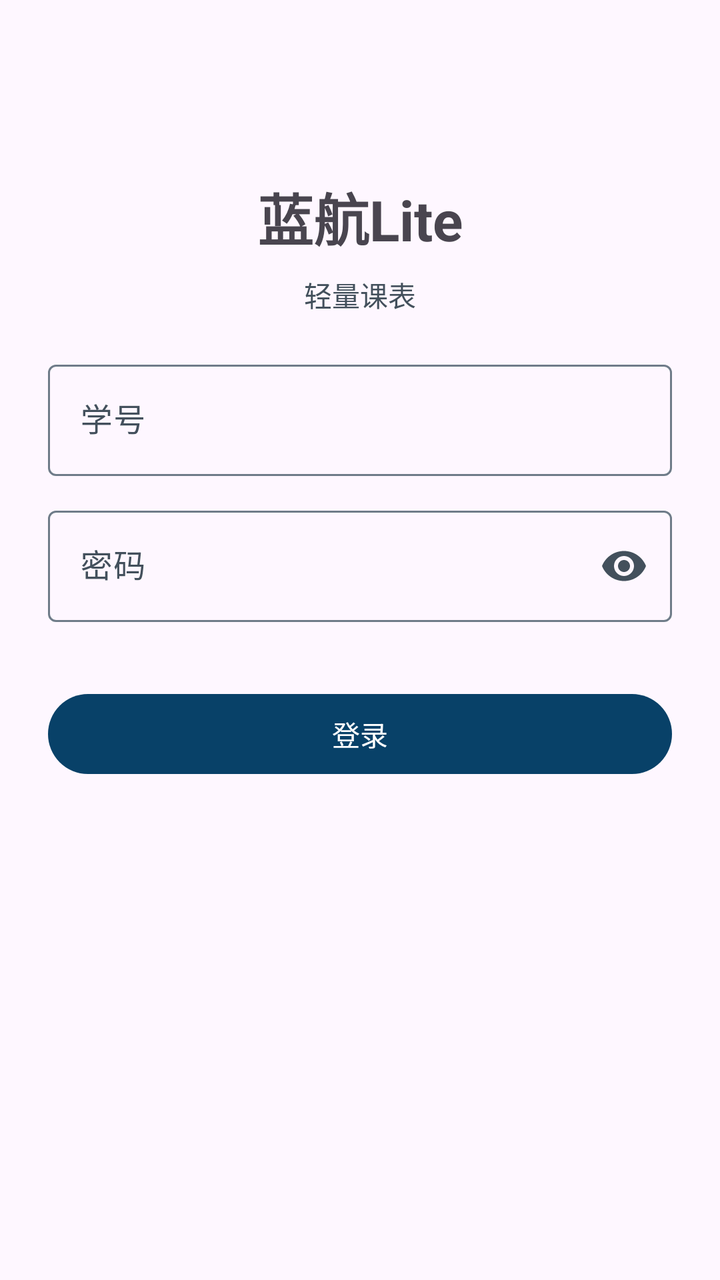
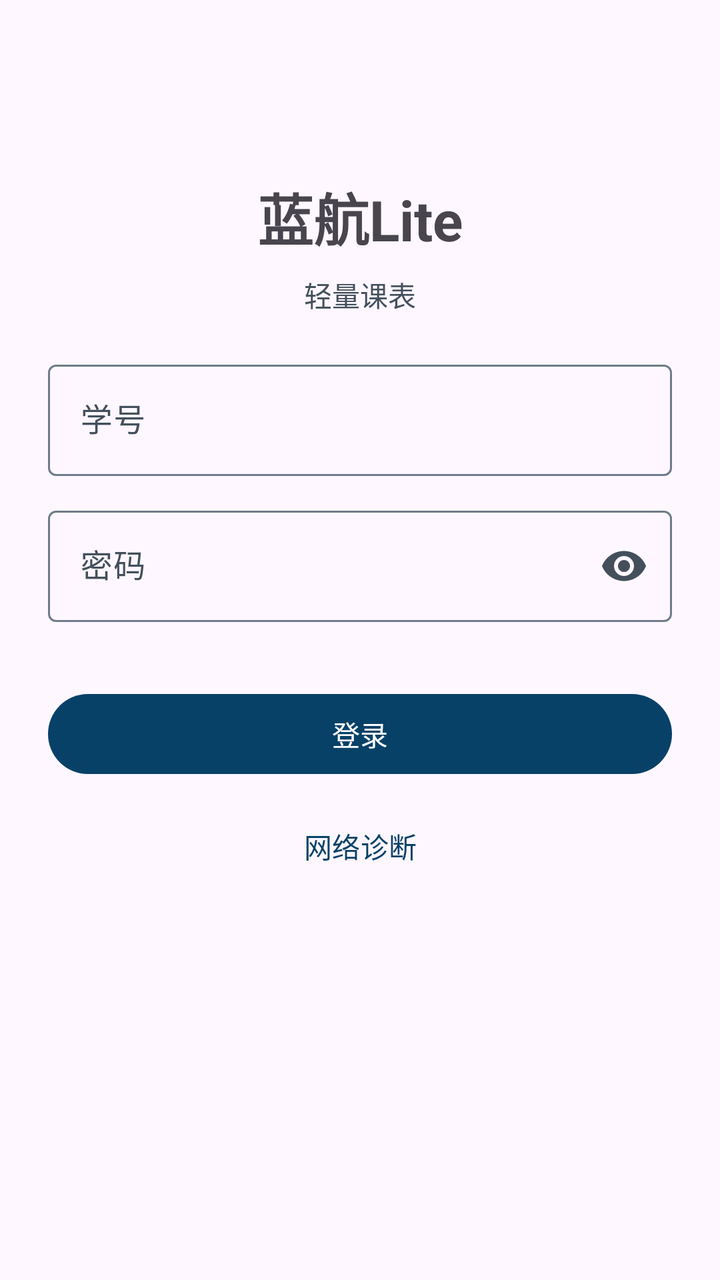

Screens rendered from an Android XML layout before and after an edit, with the pre-edit source and the edit as a unified diff.
<!-- AndroidManifest.xml: application theme Theme.LanhangLite -->
<!-- res/layout/activity_login.xml -->
<?xml version="1.0" encoding="utf-8"?>
<androidx.constraintlayout.widget.ConstraintLayout xmlns:android="http://schemas.android.com/apk/res/android"
    xmlns:app="http://schemas.android.com/apk/res-auto"
    android:layout_width="match_parent"
    android:layout_height="match_parent"
    android:padding="24dp">

    <TextView
        android:id="@+id/title"
        android:layout_width="wrap_content"
        android:layout_height="wrap_content"
        android:layout_marginTop="64dp"
        android:text="@string/app_name"
        android:textSize="@dimen/text_headline_medium"
        android:textStyle="bold"
        app:layout_constraintEnd_toEndOf="parent"
        app:layout_constraintStart_toStartOf="parent"
        app:layout_constraintTop_toTopOf="parent" />

    <TextView
        android:layout_width="wrap_content"
        android:layout_height="wrap_content"
        android:layout_marginTop="8dp"
        android:text="@string/login_subtitle"
        android:textColor="?attr/colorOnSurfaceVariant"
        app:layout_constraintEnd_toEndOf="parent"
        app:layout_constraintStart_toStartOf="parent"
        app:layout_constraintTop_toBottomOf="@id/title" />

    <com.google.android.material.textfield.TextInputLayout
        android:id="@+id/usernameLayout"
        android:layout_width="match_parent"
        android:layout_height="wrap_content"
        android:layout_marginTop="48dp"
        android:hint="@string/username_hint"
        app:layout_constraintTop_toBottomOf="@id/title">

        <com.google.android.material.textfield.TextInputEditText
            android:id="@+id/usernameInput"
            android:layout_width="match_parent"
            android:layout_height="wrap_content"
            android:inputType="text"
            android:maxLines="1" />
    </com.google.android.material.textfield.TextInputLayout>

    <com.google.android.material.textfield.TextInputLayout
        android:id="@+id/passwordLayout"
        android:layout_width="match_parent"
        android:layout_height="wrap_content"
        android:layout_marginTop="12dp"
        android:hint="@string/password_hint"
        app:endIconMode="password_toggle"
        app:layout_constraintTop_toBottomOf="@id/usernameLayout">

        <com.google.android.material.textfield.TextInputEditText
            android:id="@+id/passwordInput"
            android:layout_width="match_parent"
            android:layout_height="wrap_content"
            android:inputType="textPassword"
            android:maxLines="1" />
    </com.google.android.material.textfield.TextInputLayout>

    <com.google.android.material.button.MaterialButton
        android:id="@+id/loginButton"
        android:layout_width="match_parent"
        android:layout_height="@dimen/touch_target_min"
        android:layout_marginTop="32dp"
        android:text="@string/login"
        app:layout_constraintTop_toBottomOf="@id/passwordLayout" />

</androidx.constraintlayout.widget.ConstraintLayout>
<!-- resources referenced by this layout -->
<resources>
  <dimen name="text_headline_medium">28sp</dimen>
  <dimen name="touch_target_min">48dp</dimen>
  <string name="app_name">蓝航Lite</string>
  <string name="login">登录</string>
  <string name="login_subtitle">轻量课表</string>
  <string name="password_hint">密码</string>
  <string name="username_hint">学号</string>
  <style name="Theme.LanhangLite" parent="Base.Theme.LanhangLite" />
  <style name="Base.Theme.LanhangLite" parent="Theme.Material3.DayNight.NoActionBar">
          
          <item name="colorPrimary">@color/primary</item>
          <item name="colorOnPrimary">@color/on_primary</item>
          <item name="colorPrimaryContainer">@color/primary_container</item>
          <item name="colorOnPrimaryContainer">@color/on_primary_container</item>
          <item name="colorSecondary">@color/primary</item>
          <item name="colorOnSecondary">@color/on_primary</item>
          <item name="colorSecondaryContainer">@color/secondary_container</item>
          <item name="colorOnSecondaryContainer">@color/on_secondary_container</item>
  
          
          <item name="colorSurface">@color/surface</item>
          <item name="colorSurfaceContainerLowest">@color/surface_container_lowest</item>
          <item name="colorSurfaceContainerLow">@color/surface_container_low</item>
          <item name="colorSurfaceContainer">@color/surface_container</item>
          <item name="colorSurfaceContainerHigh">@color/surface_container_high</item>
          <item name="colorSurfaceContainerHighest">@color/surface_container_highest</item>
          <item name="colorSurfaceVariant">@color/surface_variant</item>
          <item name="colorOnSurface">@color/on_surface</item>
          <item name="colorOnSurfaceVariant">@color/on_surface_variant</item>
          <item name="colorOutline">@color/outline</item>
          <item name="colorOutlineVariant">@color/outline_variant</item>
  
          
          <item name="android:statusBarColor">@android:color/transparent</item>
          <item name="android:navigationBarColor">@android:color/transparent</item>
          
          <item name="android:windowLightStatusBar">true</item>
      </style>
  <color name="primary">#084168</color>
  <color name="on_primary">#FFFFFFFF</color>
  <color name="primary_container">#D4E9F7</color>
  <color name="on_primary_container">#052F4A</color>
  <color name="secondary_container">#D4E9F7</color>
  <color name="on_secondary_container">#052F4A</color>
  <color name="surface">#F7F9FC</color>
  <color name="surface_container_lowest">#FFFFFF</color>
  <color name="surface_container_low">#F0F4F9</color>
  <color name="surface_container">#EAF0F6</color>
  <color name="surface_container_high">#E1E9F1</color>
  <color name="surface_container_highest">#D9E2EC</color>
  <color name="surface_variant">#DCE5EE</color>
  <color name="on_surface">#10161C</color>
  <color name="on_surface_variant">#43505C</color>
  <color name="outline">#6F7C89</color>
  <color name="outline_variant">#C0CAD5</color>
</resources>

<!-- the commit's change to res/layout/activity_login.xml (unified diff, before → after) -->
@@ -68,4 +68,29 @@
         android:text="@string/login"
         app:layout_constraintTop_toBottomOf="@id/passwordLayout" />
 
+    
+    <com.google.android.material.button.MaterialButton
+        android:id="@+id/btnNetworkDiagnose"
+        style="@style/Widget.Material3.Button.TextButton"
+        android:layout_width="wrap_content"
+        android:layout_height="wrap_content"
+        android:layout_marginTop="@dimen/space_sm"
+        android:text="@string/login_diagnose"
+        app:layout_constraintEnd_toEndOf="parent"
+        app:layout_constraintStart_toStartOf="parent"
+        app:layout_constraintTop_toBottomOf="@id/loginButton" />
+
+    <TextView
+        android:id="@+id/tvDiagnosing"
+        android:layout_width="wrap_content"
+        android:layout_height="wrap_content"
+        android:layout_marginTop="@dimen/space_xs"
+        android:text="@string/login_diagnosing"
+        android:textAppearance="@style/TextAppearance.Lanhang.BodySmall"
+        android:textColor="?attr/colorOnSurfaceVariant"
+        android:visibility="gone"
+        app:layout_constraintEnd_toEndOf="parent"
+        app:layout_constraintStart_toStartOf="parent"
+        app:layout_constraintTop_toBottomOf="@id/btnNetworkDiagnose" />
+
 </androidx.constraintlayout.widget.ConstraintLayout>
<!-- resource entries referenced after the edit -->
@@ -1,13 +1,21 @@
 <!-- resources referenced by this layout -->
 <resources>
+  <dimen name="space_sm">8dp</dimen>
+  <dimen name="space_xs">4dp</dimen>
   <dimen name="text_headline_medium">28sp</dimen>
   <dimen name="touch_target_min">48dp</dimen>
   <string name="app_name">蓝航Lite</string>
   <string name="login">登录</string>
+  <string name="login_diagnose">网络诊断</string>
+  <string name="login_diagnosing">正在检测网络…</string>
   <string name="login_subtitle">轻量课表</string>
   <string name="password_hint">密码</string>
   <string name="username_hint">学号</string>
+  <style name="TextAppearance.Lanhang.BodySmall" parent="TextAppearance.Material3.BodySmall">
+          <item name="android:textSize">@dimen/text_body_small</item>
+      </style>
   <style name="Theme.LanhangLite" parent="Base.Theme.LanhangLite" />
+  <dimen name="text_body_small">12sp</dimen>
   <style name="Base.Theme.LanhangLite" parent="Theme.Material3.DayNight.NoActionBar">
           
           <item name="colorPrimary">@color/primary</item>
